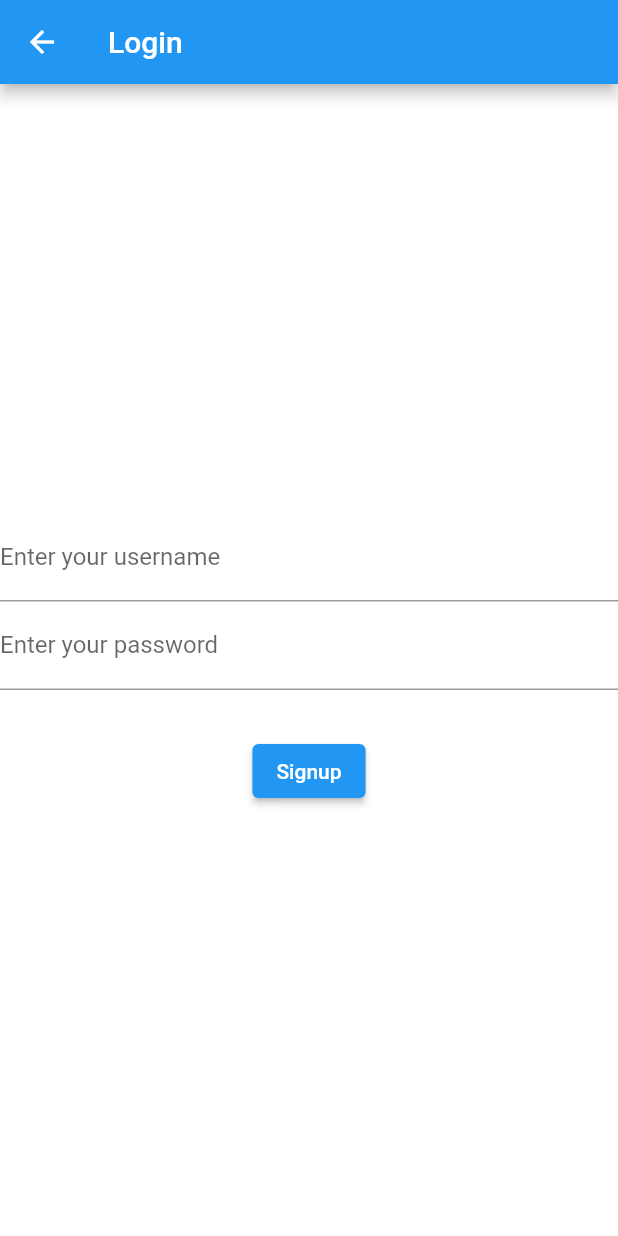
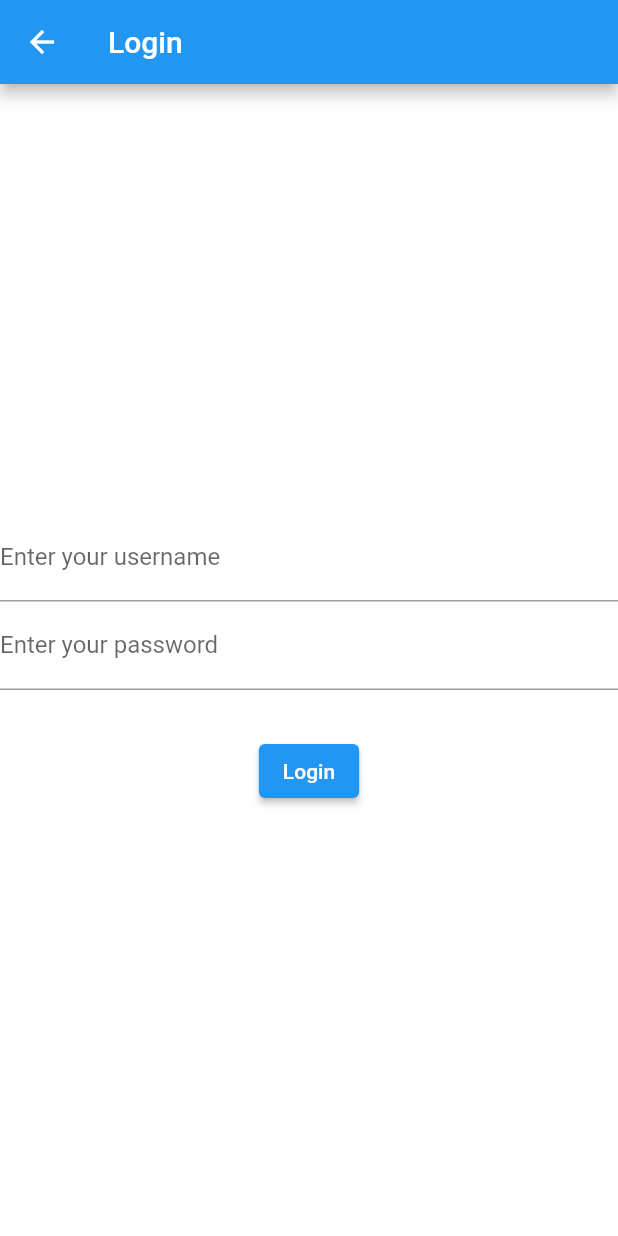
Before and after one commit to schwalbevans/better_with_friends, a Flutter app: the screen it shows after launch, after a tap on "LOGIN", on a phone screen of 412 x 824 dp. Run offline on Flutter 3.47's test engine with Material 2 defaults, Android fonts, the phone set to English and light mode, and no system bars; our stand-ins replace firebase_auth, firebase_core; accounts and stored records are empty; network calls fail.

Commit message:
login now works

```diff
--- a/lib/screens/components/body.dart
+++ b/lib/screens/components/body.dart
@@ -95,6 +95,7 @@ class Signup extends StatelessWidget {
               UserCredential userCredential = await FirebaseAuth.instance.createUserWithEmailAndPassword(
                   email: myController.text,
                   password: passController.text
+
               );
             } on FirebaseAuthException catch (e) {
               if (e.code == 'weak-password') {
@@ -156,13 +157,17 @@ class Login extends StatelessWidget {
                 ),
               ),
               SizedBox(height: 30),
-              ElevatedButton(
+            ElevatedButton(
                 onPressed: () async {
                   try {
                     UserCredential userCredential = await FirebaseAuth.instance.signInWithEmailAndPassword(
                         email: myController.text,
                         password: passController.text,
                     );
+                    if (userCredential != null) {
+                        Navigator.of(context).push(
+                            MaterialPageRoute(builder: (context) => initalMenu()));
+                    }
                   } on FirebaseAuthException catch (e) {
                     if (e.code == 'user-not-found') {
                       print('No user found for that email.');
@@ -170,8 +175,11 @@ class Login extends StatelessWidget {
                       print('Wrong password provided for that user.');
                     }
                   }
+
+
                 },
-                child: const Text('Signup'),
+                child: const Text('Login'),
+
               ),
             ]
         ),
```
Also changed, not shown: pubspec.lock.
